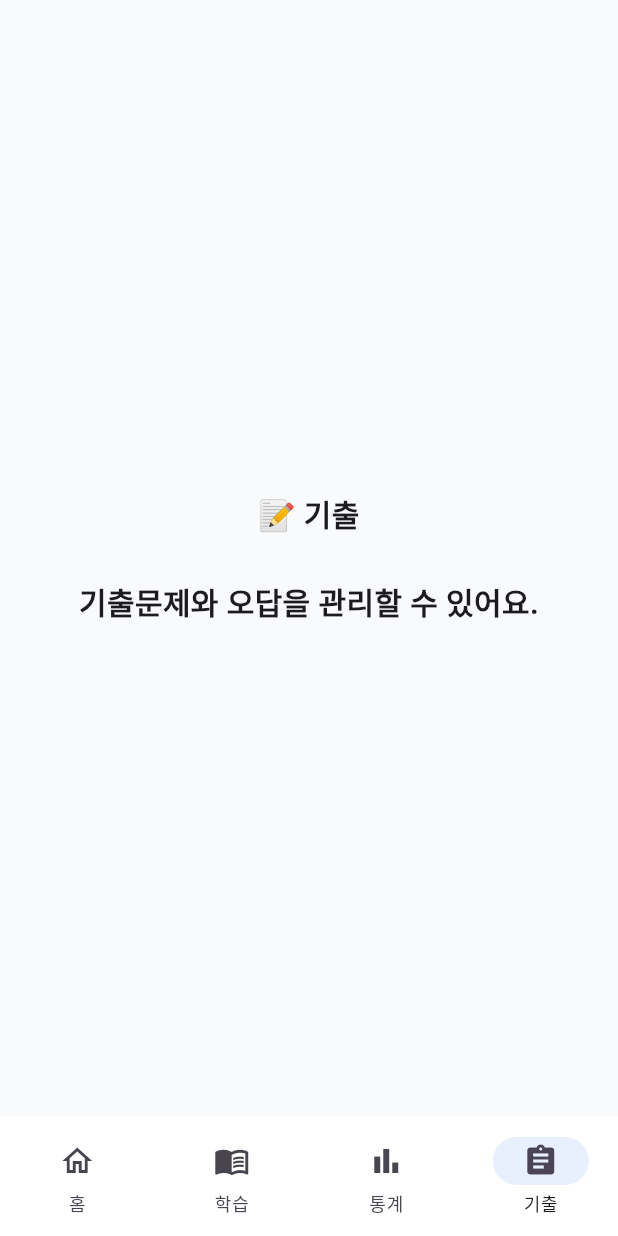
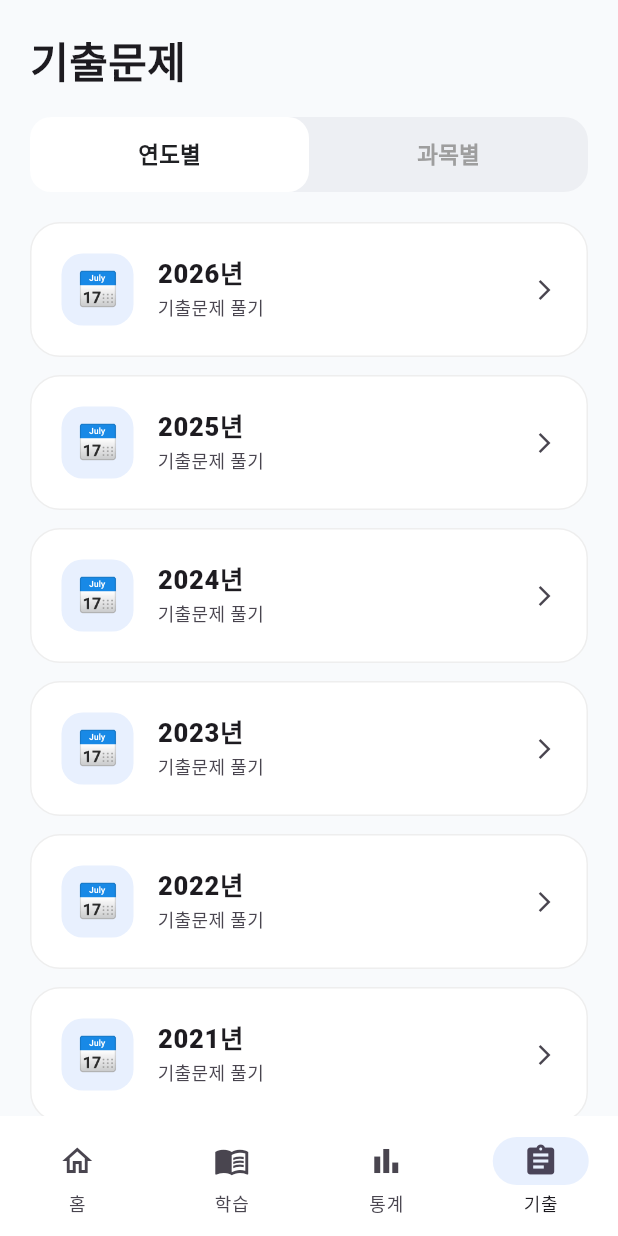
Before and after one commit to Parksejin1122/my_first_app, a Flutter app: the screen it shows after launch, item 4 of the bottom bar chosen, on a phone screen of 412 x 824 dp. Run offline on Flutter 3.47's test engine with Material 3 defaults, Android fonts, the phone set to English and light mode, and no system bars; missing offline and left inert: syncfusion_flutter_pdfviewer; Roboto replaces fonts that are missing (Arial).

Commit message:
Update app

```diff
--- a/lib/main.dart
+++ b/lib/main.dart
@@ -1,6 +1,6 @@
 import 'dart:async';
-
 import 'package:flutter/material.dart';
+import 'past_exam_2026.dart';
 
 void main() {
   runApp(const MyApp());
@@ -738,19 +738,73 @@ class _HomePageState extends State<HomePage> {
   // PAST EXAM
   // =========================
 
-  Widget _buildPastExamPage() {
-    return const Center(
-      child: Text(
-        '📝 기출\n\n기출문제와 오답을 관리할 수 있어요.',
-        textAlign: TextAlign.center,
-        style: TextStyle(
-          fontSize: 20,
-          fontWeight: FontWeight.w700,
+
+Widget _buildPastExamPage() {
+  return DefaultTabController(
+    length: 2,
+    child: Column(
+      children: [
+        const SizedBox(height: 20),
+
+        const Padding(
+          padding: EdgeInsets.symmetric(horizontal: 20),
+          child: Align(
+            alignment: Alignment.centerLeft,
+            child: Text(
+              '기출문제',
+              style: TextStyle(
+                fontSize: 28,
+                fontWeight: FontWeight.w900,
+              ),
+            ),
+          ),
         ),
-      ),
-    );
-  }
 
+        const SizedBox(height: 18),
+
+        Padding(
+          padding: const EdgeInsets.symmetric(horizontal: 20),
+          child: Container(
+            height: 50,
+            decoration: BoxDecoration(
+              color: const Color(0xFFEDEFF3),
+              borderRadius: BorderRadius.circular(16),
+            ),
+            child: TabBar(
+              dividerColor: Colors.transparent,
+              indicator: BoxDecoration(
+                color: Colors.white,
+                borderRadius: BorderRadius.circular(14),
+              ),
+              indicatorSize: TabBarIndicatorSize.tab,
+              labelColor: const Color(0xFF202124),
+              unselectedLabelColor: Colors.grey,
+              labelStyle: const TextStyle(
+                fontSize: 15,
+                fontWeight: FontWeight.w800,
+              ),
+              tabs: const [
+                Tab(text: '연도별'),
+                Tab(text: '과목별'),
+              ],
+            ),
+          ),
+        ),
+
+        const SizedBox(height: 20),
+
+        const Expanded(
+          child: TabBarView(
+            children: [
+              _PastExamByYear(),
+              _PastExamBySubject(),
+            ],
+          ),
+        ),
+      ],
+    ),
+  );
+}
   // =========================
   // BOTTOM NAVIGATION
   // =========================
@@ -790,3 +844,167 @@ class _HomePageState extends State<HomePage> {
     );
   }
 }
+class _PastExamByYear extends StatelessWidget {
+  const _PastExamByYear();
+
+  @override
+  Widget build(BuildContext context) {
+    final years = [
+      '2026년',
+      '2025년',
+      '2024년',
+      '2023년',
+      '2022년',
+      '2021년',
+      '2020년',
+      '2019년',
+      '2018년',
+      '2017년',
+      '2016년',
+      '2015년',
+    ];
+
+    return ListView.builder(
+      padding: const EdgeInsets.fromLTRB(20, 0, 20, 30),
+      itemCount: years.length,
+      itemBuilder: (context, index) {
+        return Container(
+          margin: const EdgeInsets.only(bottom: 12),
+          decoration: BoxDecoration(
+            color: Colors.white,
+            borderRadius: BorderRadius.circular(20),
+            border: Border.all(
+              color: Colors.grey.shade200,
+            ),
+          ),
+          child: ListTile(
+            contentPadding: const EdgeInsets.symmetric(
+              horizontal: 20,
+              vertical: 8,
+            ),
+            leading: Container(
+              width: 48,
+              height: 48,
+              decoration: BoxDecoration(
+                color: const Color(0xFFE8F0FE),
+                borderRadius: BorderRadius.circular(14),
+              ),
+              child: const Center(
+                child: Text(
+                  '📅',
+                  style: TextStyle(fontSize: 22),
+                ),
+              ),
+            ),
+            title: Text(
+              years[index],
+              style: const TextStyle(
+                fontSize: 17,
+                fontWeight: FontWeight.w800,
+              ),
+            ),
+            subtitle: const Text(
+              '기출문제 풀기',
+              style: TextStyle(fontSize: 12),
+            ),
+            trailing: const Icon(
+              Icons.arrow_forward_ios,
+              size: 16,
+            ),
+           onTap: () {
+            if (years[index] == '2026년') {
+              Navigator.push(
+                context,
+                MaterialPageRoute(
+                  builder: (_) =>  PastExam2026Page(),
+      ),
+    );
+  }
+},
+
+          ),
+        );
+      },
+    );
+  }
+}
+
+
+class _PastExamBySubject extends StatelessWidget {
+  const _PastExamBySubject();
+
+  @override
+  Widget build(BuildContext context) {
+    final subjects = [
+      ('교육학', '🎓'),
+      ('심리학개론', '🧠'),
+      ('성격심리', '👤'),
+      ('학습심리', '📖'),
+      ('상담이론과 실제', '💬'),
+      ('가족상담', '👨‍👩‍👧‍👦'),
+      ('특수아상담', '🧩'),
+      ('이상심리학', '🩺'),
+      ('심리검사', '📊'),
+      ('진로상담', '🧭'),
+      ('집단상담', '👥'),
+      ('아동심리학', '👶'),
+      ('청소년 심리학', '🧑‍🎓'),
+      ('상담실습', '📝'),
+    ];
+
+    return ListView.builder(
+      padding: const EdgeInsets.fromLTRB(20, 0, 20, 30),
+      itemCount: subjects.length,
+      itemBuilder: (context, index) {
+        return Container(
+          margin: const EdgeInsets.only(bottom: 12),
+          decoration: BoxDecoration(
+            color: Colors.white,
+            borderRadius: BorderRadius.circular(20),
+            border: Border.all(
+              color: Colors.grey.shade200,
+            ),
+          ),
+          child: ListTile(
+            contentPadding: const EdgeInsets.symmetric(
+              horizontal: 20,
+              vertical: 8,
+            ),
+            leading: Container(
+              width: 48,
+              height: 48,
+              decoration: BoxDecoration(
+                color: const Color(0xFFF1EAFF),
+                borderRadius: BorderRadius.circular(14),
+              ),
+              child: Center(
+                child: Text(
+                  subjects[index].$2,
+                  style: const TextStyle(fontSize: 22),
+                ),
+              ),
+            ),
+            title: Text(
+              subjects[index].$1,
+              style: const TextStyle(
+                fontSize: 17,
+                fontWeight: FontWeight.w800,
+              ),
+            ),
+            subtitle: const Text(
+              '과목별 기출문제',
+              style: TextStyle(fontSize: 12),
+            ),
+            trailing: const Icon(
+              Icons.arrow_forward_ios,
+              size: 16,
+            ),
+            onTap: () {
+              // 나중에 해당 과목 기출문제로 이동
+            },
+          ),
+        );
+      },
+    );
+  }
+}
```
Also changed, not shown: lib/past_exam_2026.dart (added, +21 -0 lines), pubspec.yaml (+5 -66 lines), pubspec.lock, 7 other files.
